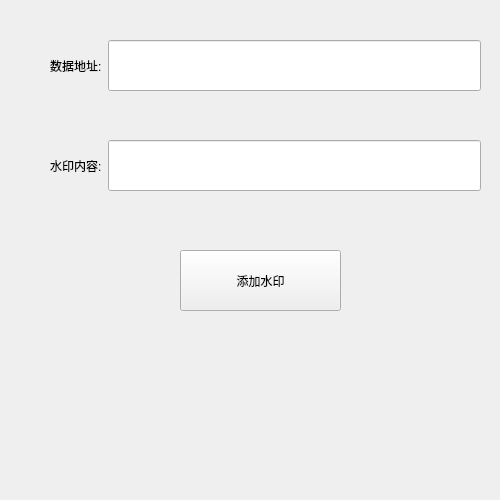
The window that TaiShi/addshuiyin.ui (lyxiong0/xingyun-client) describes before a commit, drawn with Qt 5.
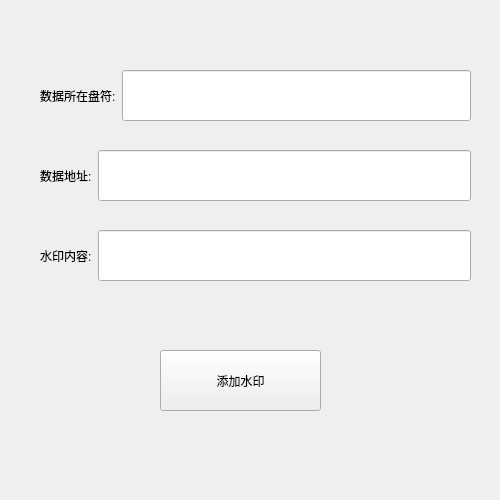
The same window after the commit.

What changed in the file:
```diff
--- a/TaiShi/addshuiyin.ui
+++ b/TaiShi/addshuiyin.ui
@@ -16,8 +16,8 @@
   <widget class="QWidget" name="widget" native="true">
    <property name="geometry">
     <rect>
-     <x>50</x>
-     <y>40</y>
+     <x>40</x>
+     <y>150</y>
      <width>431</width>
      <height>51</height>
     </rect>
@@ -45,8 +45,8 @@
   <widget class="QWidget" name="widget_2" native="true">
    <property name="geometry">
     <rect>
-     <x>50</x>
-     <y>140</y>
+     <x>40</x>
+     <y>230</y>
      <width>431</width>
      <height>51</height>
     </rect>
@@ -74,8 +74,8 @@
   <widget class="QPushButton" name="pushButton">
    <property name="geometry">
     <rect>
-     <x>180</x>
-     <y>250</y>
+     <x>160</x>
+     <y>350</y>
      <width>161</width>
      <height>61</height>
     </rect>
@@ -84,6 +84,35 @@
     <string>添加水印</string>
    </property>
   </widget>
+  <widget class="QWidget" name="widget_3" native="true">
+   <property name="geometry">
+    <rect>
+     <x>40</x>
+     <y>70</y>
+     <width>431</width>
+     <height>51</height>
+    </rect>
+   </property>
+   <layout class="QHBoxLayout" name="horizontalLayout_3">
+    <item>
+     <widget class="QLabel" name="label_3">
+      <property name="text">
+       <string>数据所在盘符:</string>
+      </property>
+     </widget>
+    </item>
+    <item>
+     <widget class="QLineEdit" name="lineEdit_3">
+      <property name="sizePolicy">
+       <sizepolicy hsizetype="Expanding" vsizetype="Expanding">
+        <horstretch>0</horstretch>
+        <verstretch>0</verstretch>
+       </sizepolicy>
+      </property>
+     </widget>
+    </item>
+   </layout>
+  </widget>
  </widget>
  <resources/>
  <connections/>
```
